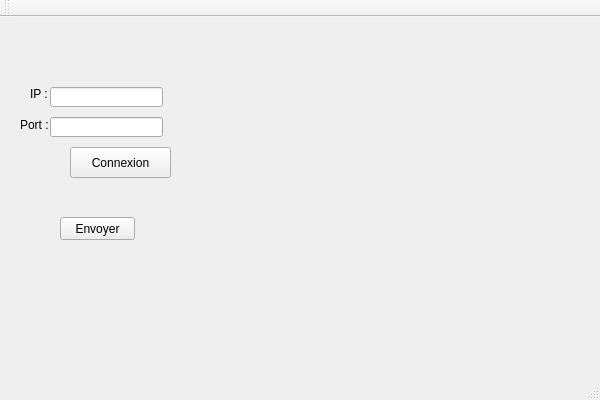
Above: QtWidgetsApplication1/QtWidgetsApplication1/QtWidgetsApplication1.ui from fbotel17/ChapitreC- before the change. Below: the same form after it.
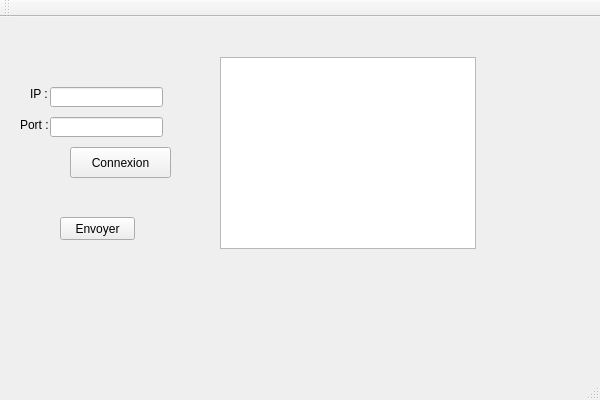
That is the form after the change.

Diff of the .ui file:
```diff
--- a/QtWidgetsApplication1/QtWidgetsApplication1/QtWidgetsApplication1.ui
+++ b/QtWidgetsApplication1/QtWidgetsApplication1/QtWidgetsApplication1.ui
@@ -99,6 +99,16 @@
      <string>Envoyer</string>
     </property>
    </widget>
+   <widget class="QTextBrowser" name="contenuBDD">
+    <property name="geometry">
+     <rect>
+      <x>220</x>
+      <y>40</y>
+      <width>256</width>
+      <height>192</height>
+     </rect>
+    </property>
+   </widget>
   </widget>
   <widget class="QMenuBar" name="menuBar">
    <property name="geometry">
```
